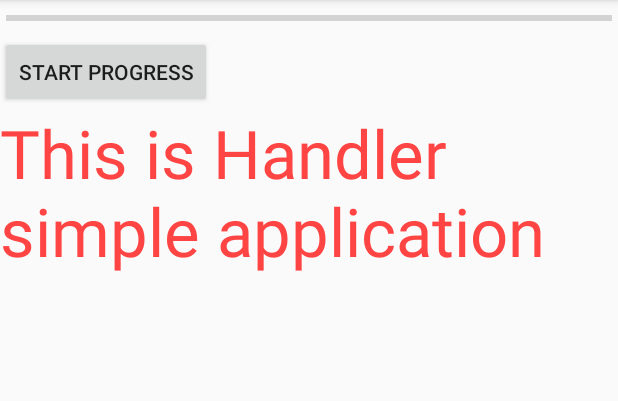
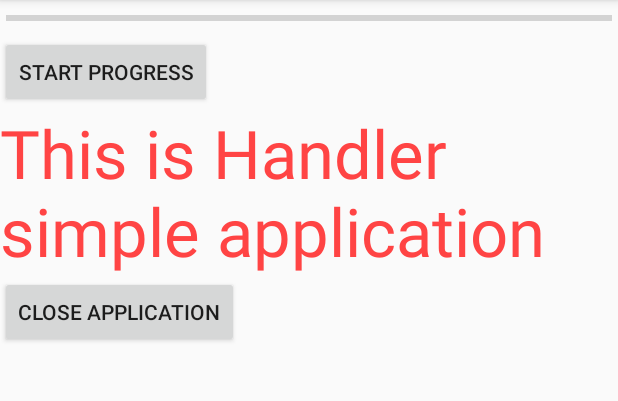
Before and after one commit to Xaqlain/HandlerDemo, an Android app: the screen it shows after launch (MainActivity), on a phone screen of 412 x 824 dp, the part 84-485 px from its top. Run offline under Robolectric (Android 15) with nearby library versions, the phone set to English and light mode, and no system bars.

Commit message:
Adding close application button.

```diff
--- a/app/src/main/java/com/example/handlerdemo/MainActivity.java
+++ b/app/src/main/java/com/example/handlerdemo/MainActivity.java
@@ -23,7 +23,10 @@ public class MainActivity extends AppCompatActivity {
 
     }
 
-
+    public void onClicked()
+    {
+        super.onDestroy();
+    }
     protected void onclick(Bundle savedInstanceState){}
     public void startProgress(View view) {
         Runnable runnable =  new Runnable() {
--- a/app/src/main/res/layout/activity_main.xml
+++ b/app/src/main/res/layout/activity_main.xml
@@ -26,5 +26,10 @@
         android:text="This is Handler simple application"
         android:textSize="20pt"
         android:textColor="@android:color/holo_red_light"/>
+    <Button
+        android:layout_width="wrap_content"
+        android:layout_height="wrap_content"
+        android:onClick="onClicked"
+        android:text="Close application"/>
 
 </LinearLayout>
```
